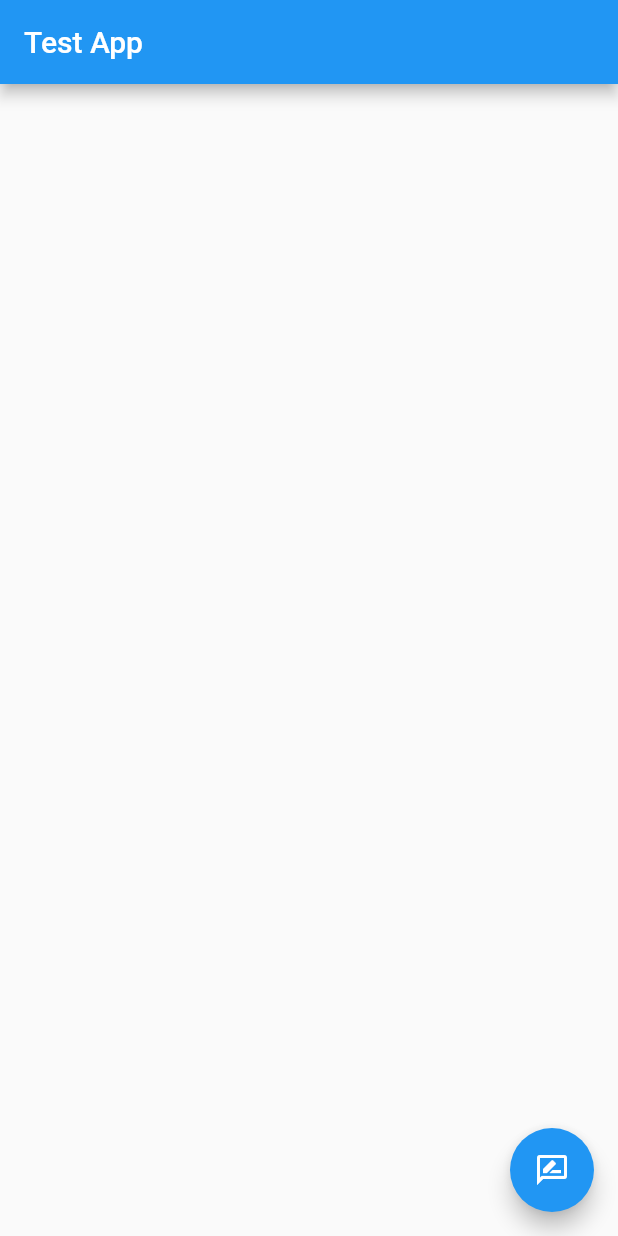
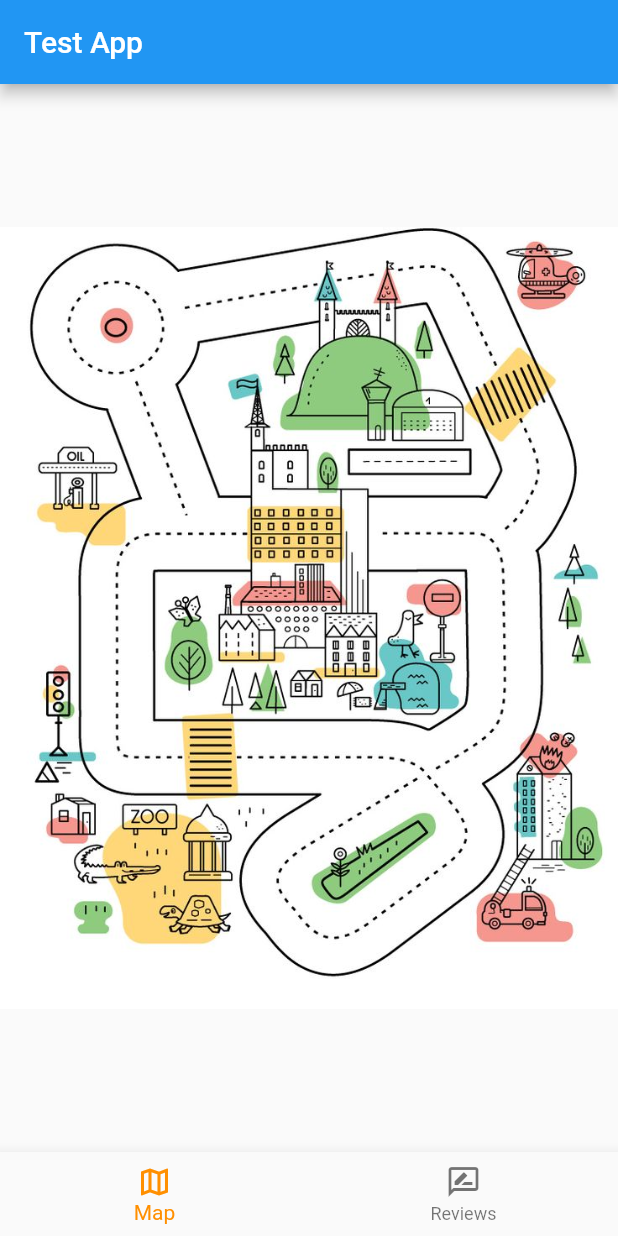
Before and after one commit to NoelieChristyCatolin/istack_test_app, a Flutter app: the screen it shows after launch, on a phone screen of 412 x 824 dp. Run offline on Flutter 3.47's test engine with Material 2 defaults, Android fonts, the light colour scheme and no system bars; our stand-ins replace cloud_firestore, firebase_core, flutter_rating_bar, hive, hive_flutter; accounts and stored records are empty; generated files the repository leaves out were written again.

Commit message:
feat: bottom navigation for map and review

```diff
--- /dev/null
+++ b/lib/features/event_map/map_screen.dart
@@ -0,0 +1,17 @@
+import 'package:flutter/material.dart';
+
+class MapScreen extends StatefulWidget {
+  const MapScreen({Key? key}) : super(key: key);
+
+  @override
+  State<MapScreen> createState() => _MapScreenState();
+}
+
+class _MapScreenState extends State<MapScreen> {
+  @override
+  Widget build(BuildContext context) {
+    return Container(
+      child: Image.asset('assets/map.jpeg'),
+    );
+  }
+}
--- a/lib/features/home.dart
+++ b/lib/features/home.dart
@@ -1,5 +1,7 @@
 import 'package:flutter/material.dart';
+import 'package:test_app/features/event_map/map_screen.dart';
 import 'package:test_app/features/review/review_modal.dart';
+import 'package:test_app/features/review/review_screen.dart';
 
 class Home extends StatefulWidget {
   Home();
@@ -9,15 +11,22 @@ class Home extends StatefulWidget {
 }
 
 class _HomeState extends State<Home> {
-
+  int selectedIndex = 0;
   @override
   void initState() {
     // TODO: implement initState
     super.initState();
   }
 
-  getReview()async{
-    await showDialog(context: context,barrierDismissible: false, builder: (dialogContext)=> ReviewModal());
+  static const List<Widget> _widgetOptions = <Widget>[
+    MapScreen(),
+    ReviewScreen()
+  ];
+
+  void _onItemTapped(int index) {
+    setState(() {
+      selectedIndex = index;
+    });
   }
 
   @override
@@ -26,11 +35,14 @@ class _HomeState extends State<Home> {
       appBar: AppBar(
         title: Text('Test App'),
       ),
-      floatingActionButton: FloatingActionButton(
-        child: Icon(Icons.rate_review_outlined),
-        onPressed: (){
-          return getReview();
-        },
+      body: Center(
+        child: _widgetOptions.elementAt(selectedIndex),
+      ),
+      bottomNavigationBar: BottomNavigationBar(
+        items: [BottomNavigationBarItem(icon: Icon(Icons.map_outlined), label: 'Map'), BottomNavigationBarItem(icon: Icon(Icons.rate_review_outlined),label: 'Reviews')],
+        currentIndex: selectedIndex,
+        selectedItemColor: Colors.amber[800],
+        onTap: _onItemTapped,
       ),
     );
   }
--- a/lib/main.dart
+++ b/lib/main.dart
@@ -1,9 +1,11 @@
 import 'package:flutter/material.dart';
 import 'package:hive/hive.dart';
 import 'package:hive_flutter/hive_flutter.dart';
+import 'package:provider/provider.dart';
 import 'package:test_app/features/home.dart';
 import 'package:test_app/features/review/review.dart';
 import 'package:firebase_core/firebase_core.dart';
+import 'package:test_app/features/review/review_provider.dart';
 
 void main() async{
   WidgetsFlutterBinding.ensureInitialized();
@@ -17,7 +19,11 @@ class MyApp extends StatelessWidget {
   // This widget is the root of your application.
   @override
   Widget build(BuildContext context) {
-    return MaterialApp(
+    return MultiProvider(
+      providers: [
+        ChangeNotifierProvider(create: (context)=> ReviewProvider())
+      ],
+      child: MaterialApp(
         title: 'Test App',
         theme: ThemeData(
           // This is the theme of your application.
@@ -32,6 +38,7 @@ class MyApp extends StatelessWidget {
           primarySwatch: Colors.blue,
         ),
         home:Home(),
+      ),
     );
   }
 }
--- a/pubspec.yaml
+++ b/pubspec.yaml
@@ -56,6 +56,8 @@ flutter:
   # assets:
   #   - images/a_dot_burr.jpeg
   #   - images/a_dot_ham.jpeg
+  assets:
+    - assets/
 
   # An image asset can refer to one or more resolution-specific "variants", see
   # https://flutter.dev/assets-and-images/#resolution-aware.
```
Also changed, not shown: lib/features/review/review_provider.dart (+9 -4 lines), lib/features/review/review_screen.dart (added, +33 -0 lines), assets/map.jpeg (added). Lines whose indentation alone changed are shown as unchanged.
